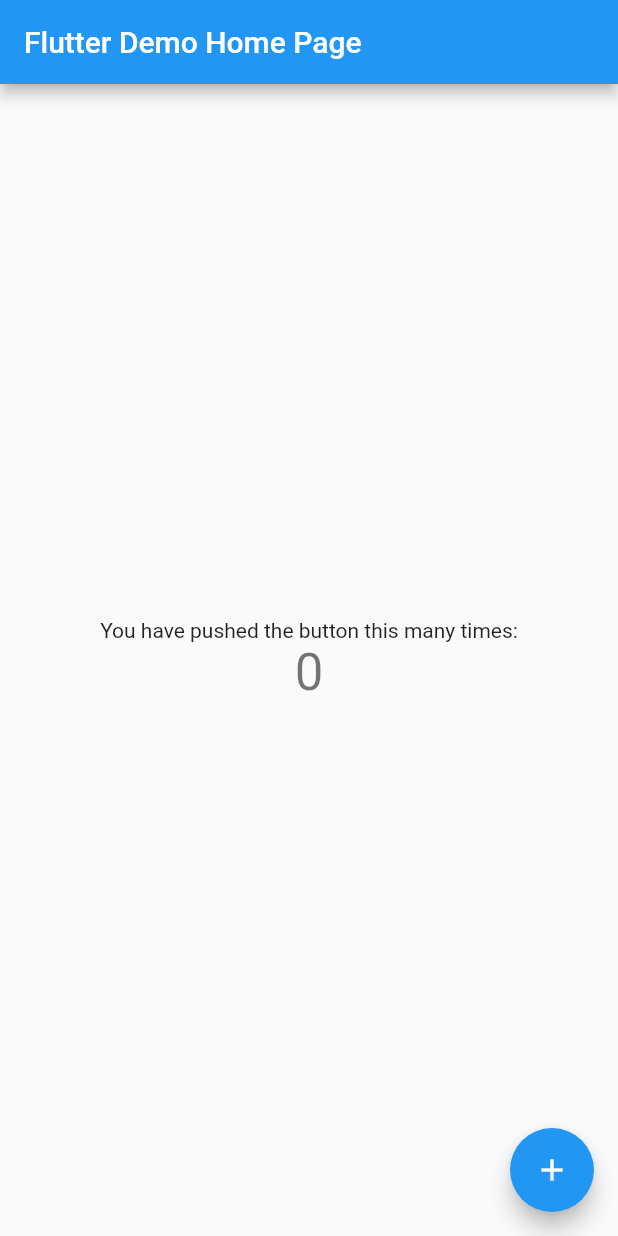
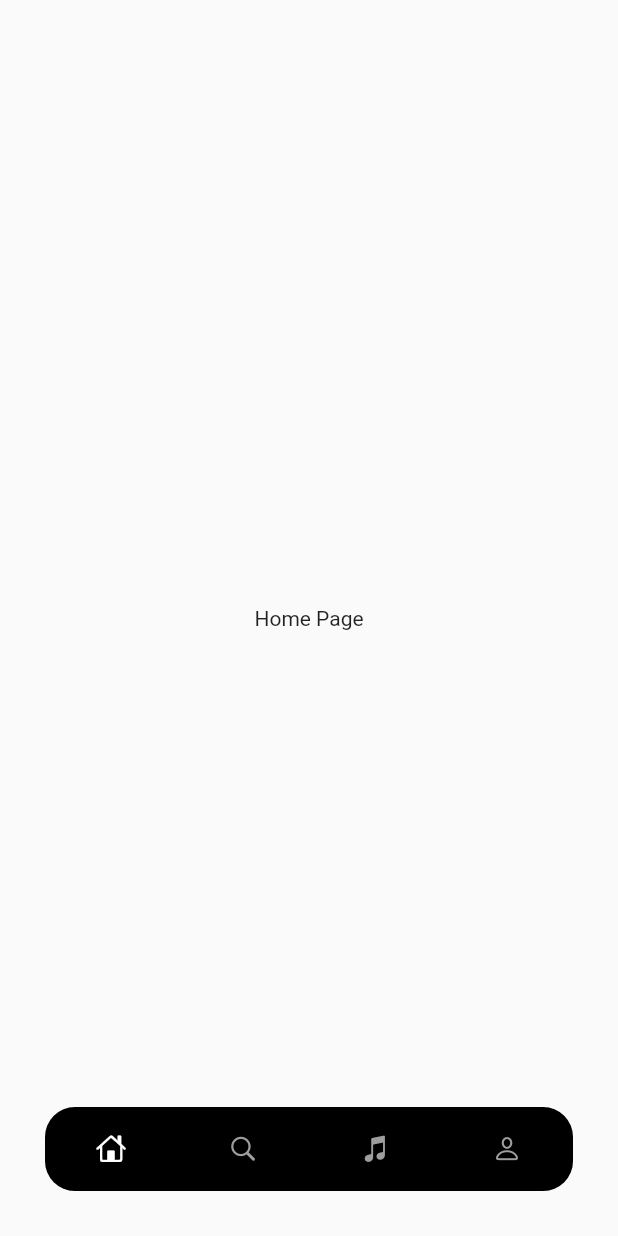
Before and after one commit to SHEKHAR02002/musicapp, a Flutter app: the screen it shows after launch, on a phone screen of 412 x 824 dp. Run offline on Flutter 3.47's test engine with Material 2 defaults, Android fonts, the phone set to English and light mode, and no system bars.

Commit message:
screen added and bottom navigation added

```diff
--- /dev/null
+++ b/lib/bottomnavigation.dart
@@ -0,0 +1,81 @@
+import 'package:flutter/cupertino.dart';
+import 'package:flutter/material.dart';
+import 'package:musicapp/screens/homepage.dart';
+import 'package:musicapp/screens/searchpage.dart';
+
+int selectedIndex = 0;
+
+class Bottombar extends StatefulWidget {
+  const Bottombar({super.key});
+
+  @override
+  State<Bottombar> createState() => _BottombarState();
+}
+
+class _BottombarState extends State<Bottombar> {
+  final screen = [
+    const HomePage(),
+    const Search(),
+    const HomePage(),
+    const Search(),
+  ];
+  @override
+  Widget build(BuildContext context) {
+    return Scaffold(
+      body: Stack(children: [
+        IndexedStack(
+          index: selectedIndex,
+          children: screen,
+        ),
+        Padding(
+          padding: const EdgeInsets.all(30.0),
+          child: Align(
+            alignment: const Alignment(0.0, 1.0),
+            child: ClipRRect(
+              borderRadius: const BorderRadius.all(Radius.circular(20)),
+              child: BottomNavigationBar(
+                  type: BottomNavigationBarType.fixed,
+                  backgroundColor: Colors.black,
+                  selectedItemColor: Colors.white,
+                  unselectedItemColor: Colors.grey,
+                  showSelectedLabels: false,
+                  showUnselectedLabels: false,
+                  currentIndex: selectedIndex,
+                  onTap: (int index) {
+                    setState(() {
+                      selectedIndex = index;
+                    });
+                  },
+                  items: const [
+                    BottomNavigationBarItem(
+                        icon: Icon(
+                          CupertinoIcons.home,
+                          size: 20.0,
+                        ),
+                        label: "Home"),
+                    BottomNavigationBarItem(
+                        icon: Icon(
+                          CupertinoIcons.search,
+                          size: 20.0,
+                        ),
+                        label: "Search"),
+                    BottomNavigationBarItem(
+                        icon: Icon(
+                          CupertinoIcons.double_music_note,
+                          size: 20.0,
+                        ),
+                        label: "Music"),
+                    BottomNavigationBarItem(
+                        icon: Icon(
+                          CupertinoIcons.person,
+                          size: 20.0,
+                        ),
+                        label: "Profile"),
+                  ]),
+            ),
+          ),
+        )
+      ]),
+    );
+  }
+}
--- a/lib/main.dart
+++ b/lib/main.dart
@@ -1,4 +1,5 @@
 import 'package:flutter/material.dart';
+import 'package:musicapp/bottomnavigation.dart';
 
 void main() {
   runApp(const MyApp());
@@ -7,109 +8,38 @@
 class MyApp extends StatelessWidget {
   const MyApp({super.key});
 
-  // This widget is the root of your application.
   @override
   Widget build(BuildContext context) {
     return MaterialApp(
       title: 'Flutter Demo',
       theme: ThemeData(
-        // This is the theme of your application.
-        //
-        // Try running your application with "flutter run". You'll see the
-        // application has a blue toolbar. Then, without quitting the app, try
-        // changing the primarySwatch below to Colors.green and then invoke
-        // "hot reload" (press "r" in the console where you ran "flutter run",
-        // or simply save your changes to "hot reload" in a Flutter IDE).
-        // Notice that the counter didn't reset back to zero; the application
-        // is not restarted.
         primarySwatch: Colors.blue,
       ),
-      home: const MyHomePage(title: 'Flutter Demo Home Page'),
+      home: const Main(),
     );
   }
 }
 
-class MyHomePage extends StatefulWidget {
-  const MyHomePage({super.key, required this.title});
-
-  // This widget is the home page of your application. It is stateful, meaning
-  // that it has a State object (defined below) that contains fields that affect
-  // how it looks.
-
-  // This class is the configuration for the state. It holds the values (in this
-  // case the title) provided by the parent (in this case the App widget) and
-  // used by the build method of the State. Fields in a Widget subclass are
-  // always marked "final".
-
-  final String title;
+class Main extends StatefulWidget {
+  const Main({super.key});
 
   @override
-  State<MyHomePage> createState() => _MyHomePageState();
+  State<Main> createState() => _MainState();
 }
 
-class _MyHomePageState extends State<MyHomePage> {
-  int _counter = 0;
-
-  void _incrementCounter() {
-    setState(() {
-      // This call to setState tells the Flutter framework that something has
-      // changed in this State, which causes it to rerun the build method below
-      // so that the display can reflect the updated values. If we changed
-      // _counter without calling setState(), then the build method would not be
-      // called again, and so nothing would appear to happen.
-      _counter++;
-    });
+class _MainState extends State<Main> {
+  @override
+  void initState() {
+    // Connectivity().onConnectivityChanged.listen((event) {
+    //   setState(() {
+    //     result = event;
+    //   });
+    // });
+    super.initState();
   }
 
   @override
   Widget build(BuildContext context) {
-    // This method is rerun every time setState is called, for instance as done
-    // by the _incrementCounter method above.
-    //
-    // The Flutter framework has been optimized to make rerunning build methods
-    // fast, so that you can just rebuild anything that needs updating rather
-    // than having to individually change instances of widgets.
-    return Scaffold(
-      appBar: AppBar(
-        // Here we take the value from the MyHomePage object that was created by
-        // the App.build method, and use it to set our appbar title.
-        title: Text(widget.title),
-      ),
-      body: Center(
-        // Center is a layout widget. It takes a single child and positions it
-        // in the middle of the parent.
-        child: Column(
-          // Column is also a layout widget. It takes a list of children and
-          // arranges them vertically. By default, it sizes itself to fit its
-          // children horizontally, and tries to be as tall as its parent.
-          //
-          // Invoke "debug painting" (press "p" in the console, choose the
-          // "Toggle Debug Paint" action from the Flutter Inspector in Android
-          // Studio, or the "Toggle Debug Paint" command in Visual Studio Code)
-          // to see the wireframe for each widget.
-          //
-          // Column has various properties to control how it sizes itself and
-          // how it positions its children. Here we use mainAxisAlignment to
-          // center the children vertically; the main axis here is the vertical
-          // axis because Columns are vertical (the cross axis would be
-          // horizontal).
-          mainAxisAlignment: MainAxisAlignment.center,
-          children: <Widget>[
-            const Text(
-              'You have pushed the button this many times:',
-            ),
-            Text(
-              '$_counter',
-              style: Theme.of(context).textTheme.headlineMedium,
-            ),
-          ],
-        ),
-      ),
-      floatingActionButton: FloatingActionButton(
-        onPressed: _incrementCounter,
-        tooltip: 'Increment',
-        child: const Icon(Icons.add),
-      ), // This trailing comma makes auto-formatting nicer for build methods.
-    );
+    return const Bottombar();
   }
 }
--- /dev/null
+++ b/lib/screens/homepage.dart
@@ -0,0 +1,17 @@
+import 'package:flutter/material.dart';
+
+class HomePage extends StatefulWidget {
+  const HomePage({super.key});
+
+  @override
+  State<HomePage> createState() => _HomePageState();
+}
+
+class _HomePageState extends State<HomePage> {
+  @override
+  Widget build(BuildContext context) {
+    return const Scaffold(
+      body: Center(child: Text("Home Page")),
+    );
+  }
+}
--- /dev/null
+++ b/lib/screens/searchpage.dart
@@ -0,0 +1,17 @@
+import 'package:flutter/material.dart';
+
+class Search extends StatefulWidget {
+  const Search({super.key});
+
+  @override
+  State<Search> createState() => _SearchState();
+}
+
+class _SearchState extends State<Search> {
+  @override
+  Widget build(BuildContext context) {
+    return const Scaffold(
+      body: Center(child: Text("Search page")),
+    );
+  }
+}
```
